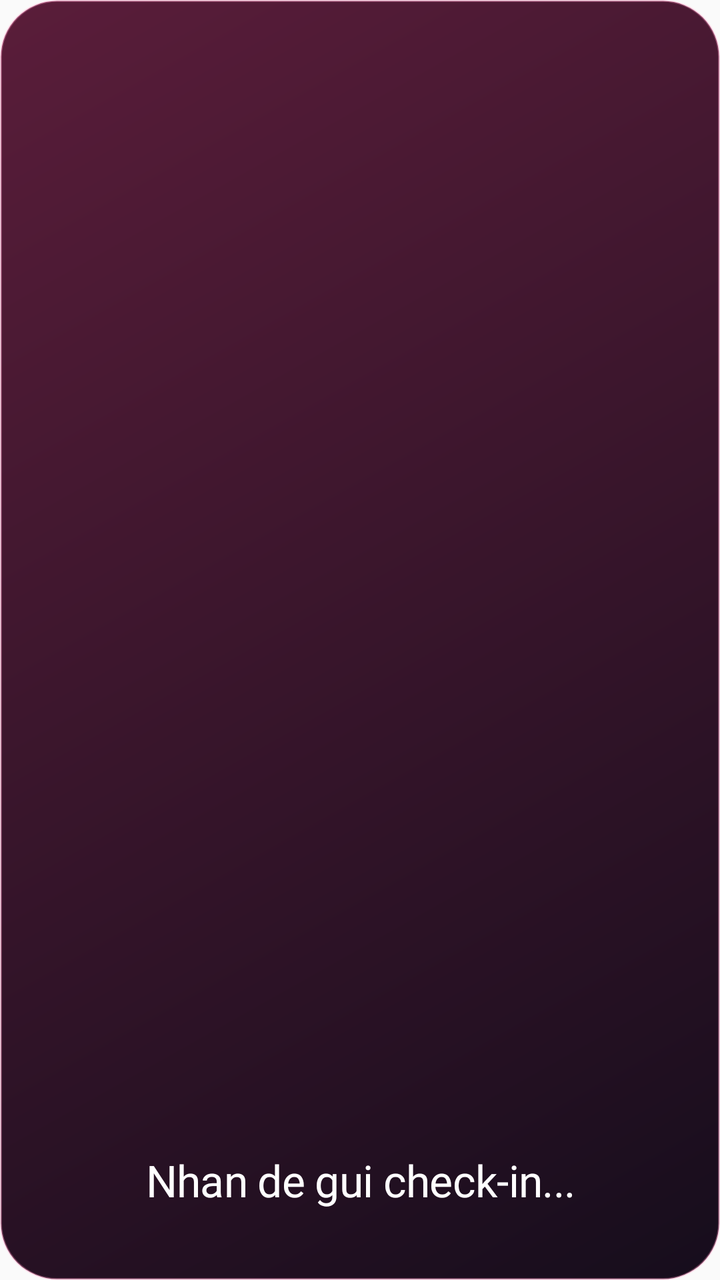
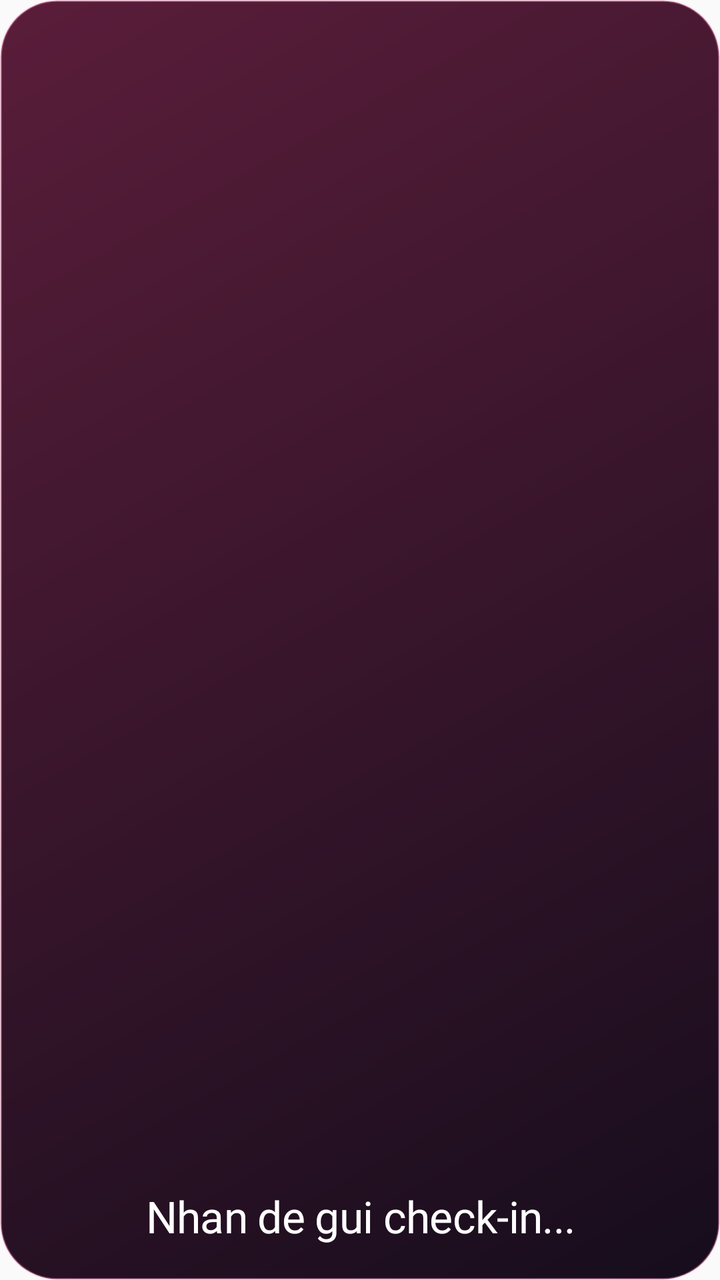

The first picture is an Android layout as it rendered before a commit; the second is the same layout after the commit. The layout source and the unified diff follow.
<!-- AndroidManifest.xml: application theme Theme.LoveCheck -->
<!-- res/layout/love_check_quick_widget.xml -->
<?xml version="1.0" encoding="utf-8"?>
<FrameLayout xmlns:android="http://schemas.android.com/apk/res/android"
    android:id="@+id/quick_widget_root"
    android:layout_width="match_parent"
    android:layout_height="match_parent"
    android:background="@drawable/widget_photo_background">

    
    <ImageView
        android:id="@+id/quick_widget_image"
        android:layout_width="match_parent"
        android:layout_height="match_parent"
        android:scaleType="centerCrop"
        android:contentDescription="@null"
        android:visibility="gone" />

    
    <ImageView
        android:id="@+id/quick_widget_scrim"
        android:layout_width="match_parent"
        android:layout_height="match_parent"
        android:background="@drawable/widget_photo_scrim"
        android:contentDescription="@null"
        android:visibility="gone" />

    
    <LinearLayout
        android:layout_width="match_parent"
        android:layout_height="match_parent"
        android:gravity="bottom"
        android:orientation="vertical"
        android:paddingStart="16dp"
        android:paddingTop="16dp"
        android:paddingEnd="16dp"
        android:paddingBottom="36dp">

        <TextView
            android:id="@+id/quick_widget_body"
            android:layout_width="match_parent"
            android:layout_height="wrap_content"
            android:ellipsize="end"
            android:fontFamily="@font/be_vietnam_pro_extra_bold"
            android:gravity="center"
            android:includeFontPadding="false"
            android:letterSpacing="-0.01"
            android:maxLines="2"
            android:text="Nhan de gui check-in..."
            android:textAlignment="center"
            android:textColor="#FFFFFF"
            android:textSize="22sp" />
    </LinearLayout>
</FrameLayout>
<!-- resources referenced by this layout -->
<resources>
  <!-- drawable widget_photo_background (drawable) -->
  <?xml version="1.0" encoding="utf-8"?>
  <shape xmlns:android="http://schemas.android.com/apk/res/android">
      <gradient
          android:angle="315"
          android:endColor="#160D1C"
          android:startColor="#5A1D3A" />
      <stroke
          android:width="1dp"
          android:color="#55FF8DBC" />
      <corners android:radius="28dp" />
  </shape>
  <!-- drawable widget_photo_scrim (drawable) -->
  <?xml version="1.0" encoding="utf-8"?>
  <shape xmlns:android="http://schemas.android.com/apk/res/android">
      <gradient
          android:angle="270"
          android:endColor="#E6190F17"
          android:centerColor="#A8190F17"
          android:startColor="#00190F17" />
  </shape>
  <style name="Theme.LoveCheck" parent="android:Theme.Material.Light.NoActionBar" />
</resources>

<!-- the commit's change to res/layout/love_check_quick_widget.xml (unified diff, before → after) -->
@@ -32,7 +32,7 @@
         android:paddingStart="16dp"
         android:paddingTop="16dp"
         android:paddingEnd="16dp"
-        android:paddingBottom="36dp">
+        android:paddingBottom="18dp">
 
         <TextView
             android:id="@+id/quick_widget_body"
